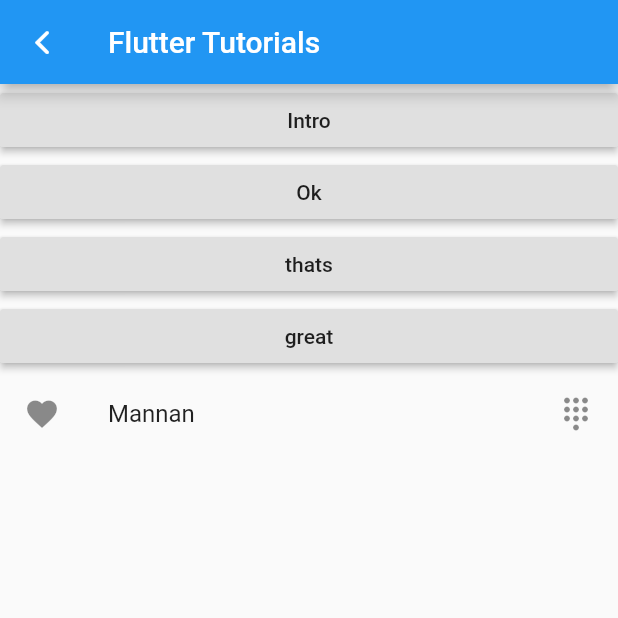
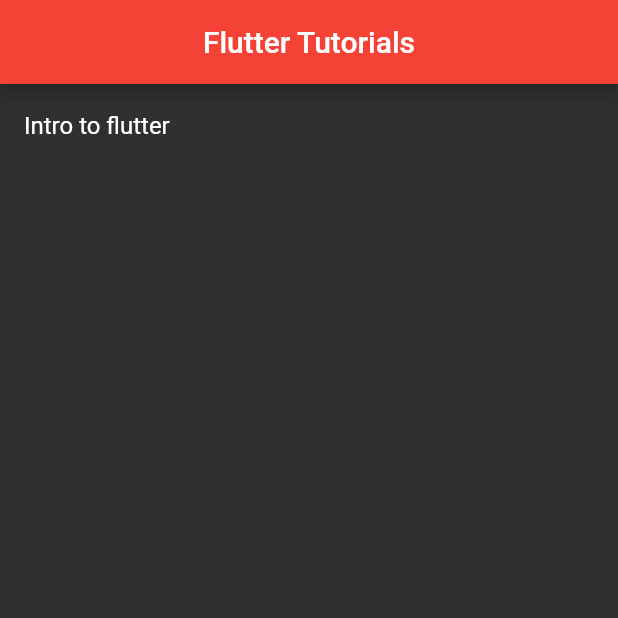
Before and after one commit to Azhar978/tutorial_app, a Flutter app: the screen it shows after launch, on a phone screen of 412 x 824 dp, the top half of it. Run offline on Flutter 3.47's test engine with Material 2 defaults, Android fonts, the phone set to English and light mode, and no system bars.

Commit message:
first commit

```diff
--- a/lib/main.dart
+++ b/lib/main.dart
@@ -8,44 +8,40 @@
   runApp(main_Screen());
 }
 class main_Screen extends StatelessWidget {
+
+
+
   @override
   Widget build(BuildContext context) {
+
     return MaterialApp(
+      theme: ThemeData.dark(),
+      debugShowCheckedModeBanner: false,
       home: Scaffold(
         appBar: AppBar(
+          centerTitle: true,
+          backgroundColor: Colors.red,
           title: Text("Flutter Tutorials", textDirection: TextDirection.ltr),
-          leading: IconButton(
-            icon: Icon(CupertinoIcons.back),
-            onPressed: (){
-            },
-          ),
         ),
+
         body: ListView(
           children: [
-            RaisedButton(
-              child: Text("Intro"),
-              onPressed: (){},
-            ),
-            RaisedButton(child: Text("Ok"),
-              onPressed: (){},
-            ),
-            RaisedButton(
-              child: Text("thats"),
-              onPressed: (){},
-            ),
-            RaisedButton(
-              child: Text("great"),
-              onPressed: (){},
-            ),
             ListTile(
-              leading: Icon(Icons.favorite),
-              title: Text("Mannan"),
-              trailing: Icon(Icons.dialpad),
-              selectedTileColor: Colors.amberAccent??Colors.red,
+              title: Text("Intro to flutter"),
               onTap: (){
 
+                Scaffold.of(context).showSnackBar(
+                    SnackBar(
+                  content: Text("you clicker"),
+                      action: SnackBarAction(
+                        label: 'ok',
+                        onPressed: (){},
+                      ),
+                )
+                );
               },
             ),
+
           ],
         ),
       ),
--- a/lib/routes.dart
+++ b/lib/routes.dart
@@ -0,0 +1 @@
+export 'intro_flutter.dart';
```
Also changed, not shown: lib/intro_flutter.dart (added, +10 -0 lines).
